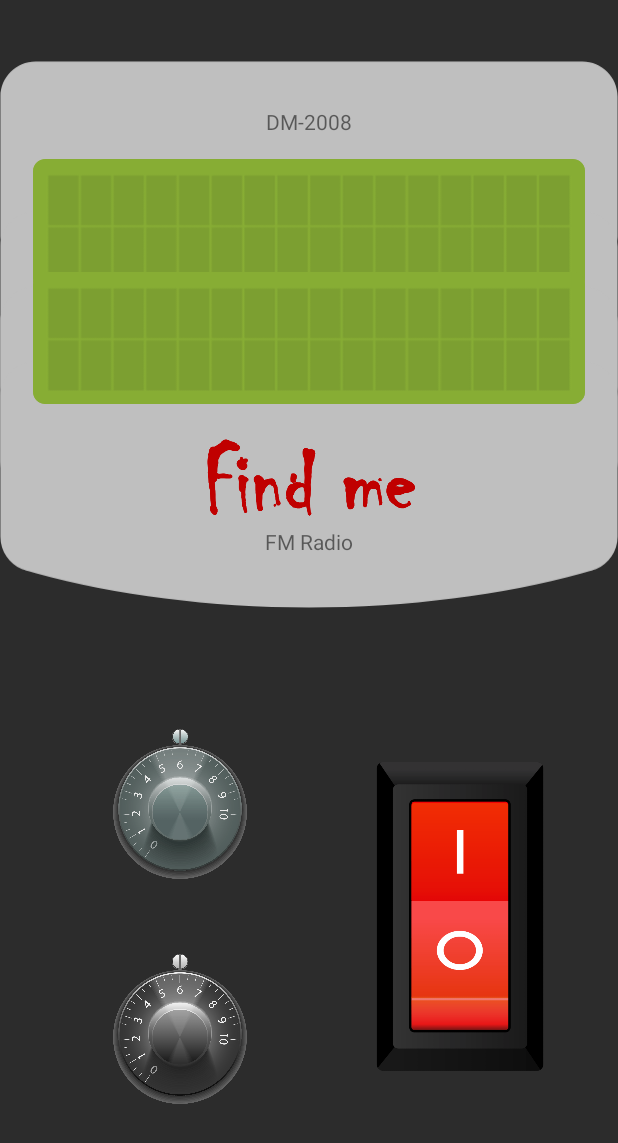
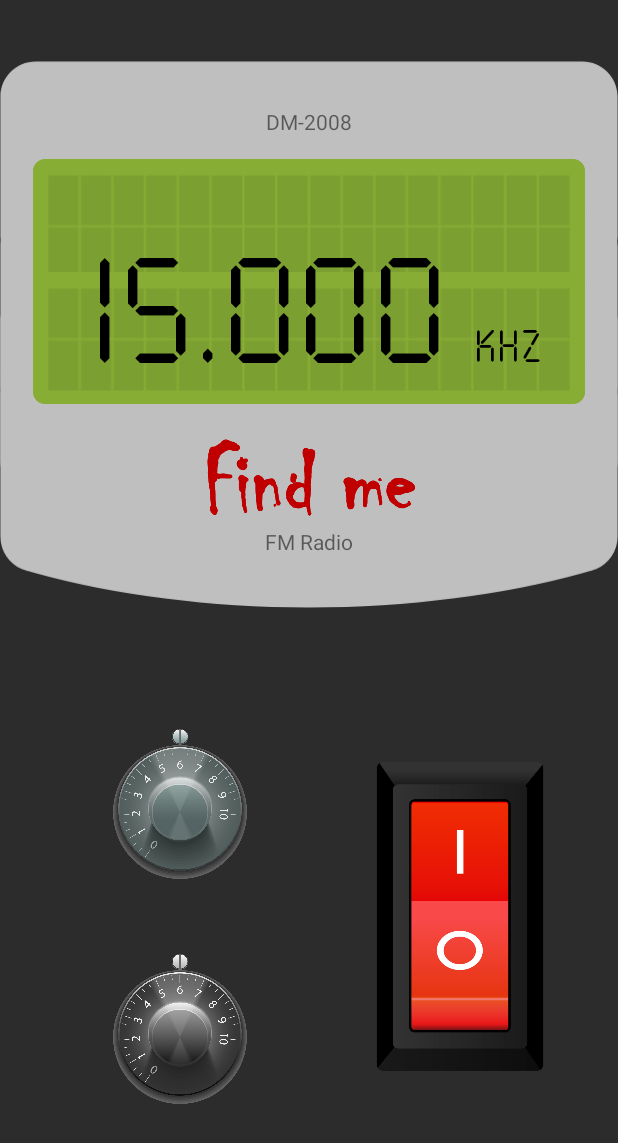
Before and after one commit to JiaWeiPls/DM2008-Ghost-Hunting-Toolkit, an Android app: the layout spirit_box.xml on its own in the app's theme, with its tools: preview values and no code run, on a phone screen of 412 x 824 dp. Shown: the top 1143 px of the screen. Run offline under Robolectric (Android 15) with nearby library versions, the phone set to English and light mode, and no system bars.

Commit message:
Spiritbox Textview

```diff
--- a/chatbot-watson-android-master/app/src/main/res/font/font.xml
+++ b/chatbot-watson-android-master/app/src/main/res/font/font.xml
@@ -1,4 +1,8 @@
 <?xml version="1.0" encoding="utf-8"?>
 <font-family xmlns:android="http://schemas.android.com/apk/res/android">
+    <font
+        android:fontStyle="normal"
+        android:fontWeight="400"
+        android:font="@font/seven_segment" />
 
 </font-family>
--- a/chatbot-watson-android-master/app/src/main/res/layout/spirit_box.xml
+++ b/chatbot-watson-android-master/app/src/main/res/layout/spirit_box.xml
@@ -70,6 +70,30 @@
         android:layout_marginTop="280dp"
         android:text="FM Radio" />
 
+    <TextView
+        android:id="@+id/hertz"
+        android:layout_width="117dp"
+        android:layout_height="50dp"
+        android:layout_marginTop="150dp"
+        android:layout_marginLeft="280dp"
+        android:fontFamily="@font/seven_segment"
+        android:gravity="center"
+        android:text="kHz"
+        android:textColor="@color/black"
+        android:textSize="30dp" />
+
+    <TextView
+        android:id="@+id/freq"
+        android:layout_width="339dp"
+        android:layout_height="153dp"
+        android:layout_marginLeft="10dp"
+        android:layout_marginTop="75dp"
+        android:fontFamily="@font/seven_segment"
+        android:gravity="center"
+        android:text="15.000"
+        android:textColor="@color/black"
+        android:textSize="100dp" />
+
 
     <ImageView
         android:id="@+id/onoff"
--- a/chatbot-watson-android-master/app/src/main/res/values/colors.xml
+++ b/chatbot-watson-android-master/app/src/main/res/values/colors.xml
@@ -7,4 +7,5 @@
 
     <color name="gray">#BFBFBF</color>
     <color name="white">#FFFFFF</color>
+    <color name="black">#000000</color>
 </resources>
```
Also changed, not shown: chatbot-watson-android-master/app/src/main/res/font/seven_segment.ttf (renamed from chatbot-watson-android-master/app/src/main/res/font/Seven Segment.ttf).
